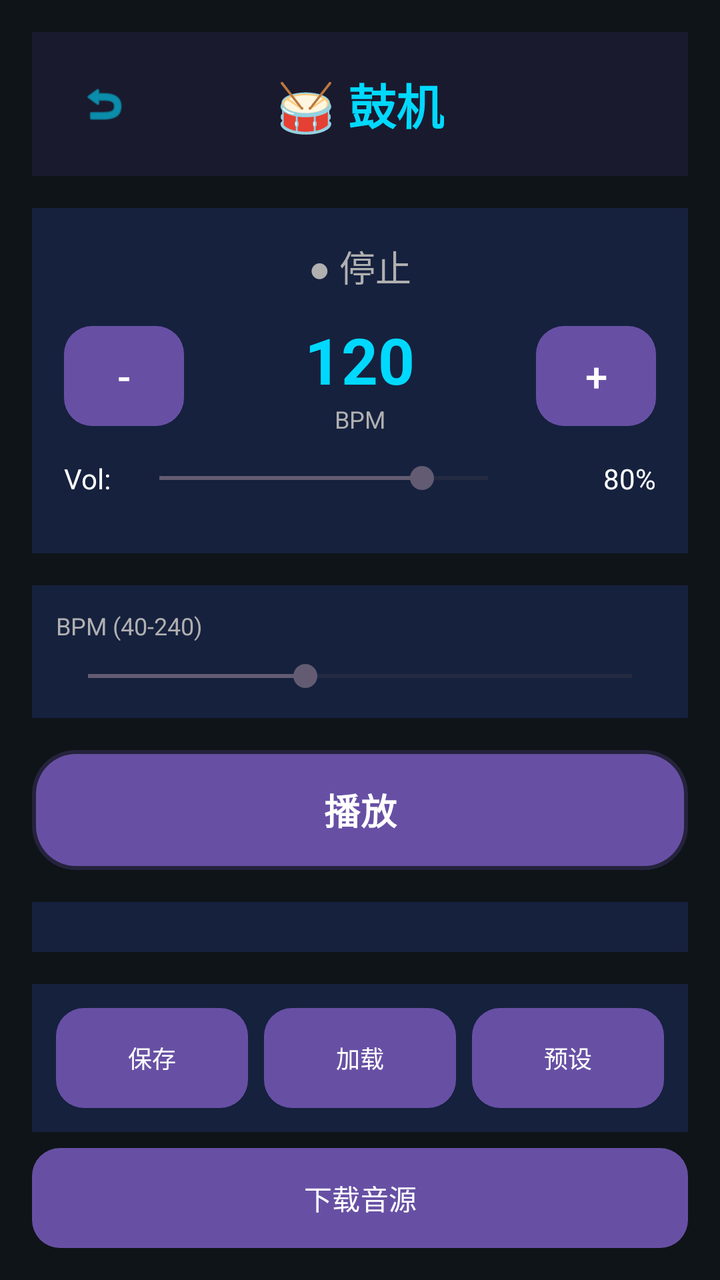
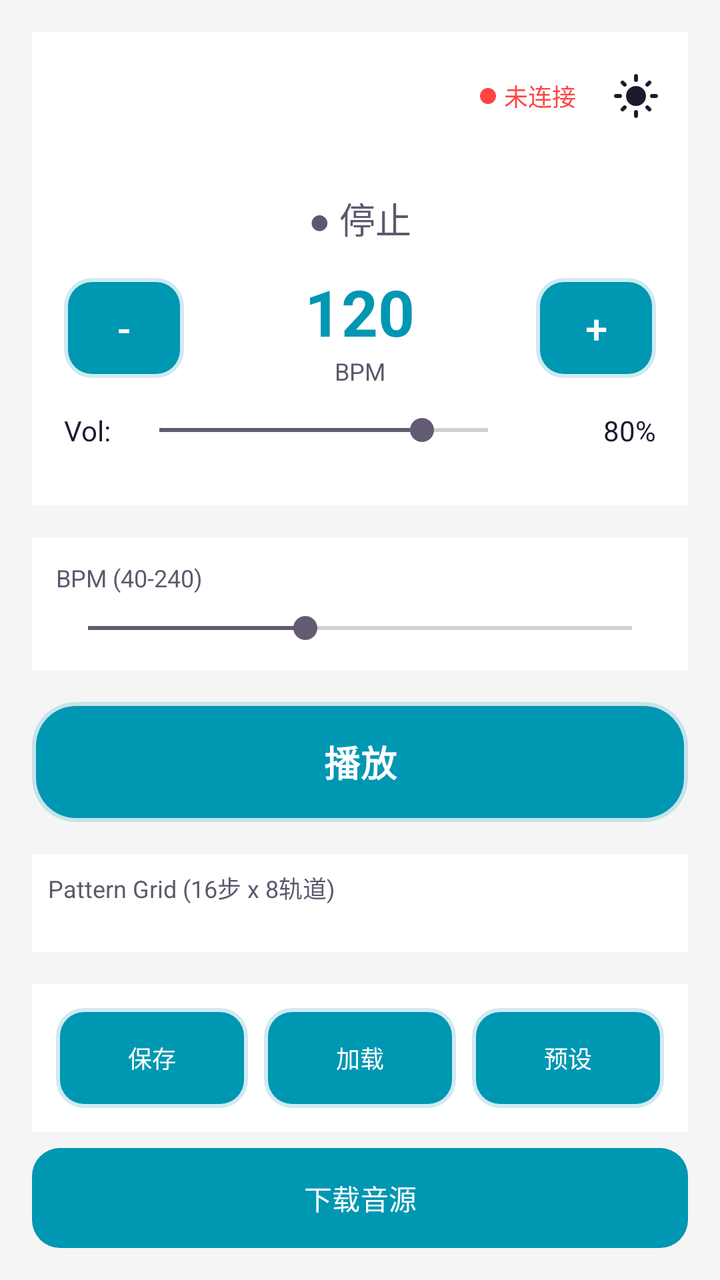

An Android layout rendered at two revisions. The XML below is the earlier revision; the diff shows what the commit changed to produce the second picture.
<!-- AndroidManifest.xml: application theme Theme.MyApplication -->
<!-- res/layout/activity_drum_machine.xml -->
<?xml version="1.0" encoding="utf-8"?>
<LinearLayout xmlns:android="http://schemas.android.com/apk/res/android"
    android:layout_width="match_parent"
    android:layout_height="match_parent"
    android:orientation="vertical"
    android:background="@color/bg_dark"
    android:padding="16dp">

    
    <RelativeLayout
        android:layout_width="match_parent"
        android:layout_height="wrap_content"
        android:background="@color/primary_darker"
        android:padding="16dp"
        android:layout_marginBottom="16dp">

        <ImageButton
            android:id="@+id/btn_back"
            android:layout_width="40dp"
            android:layout_height="40dp"
            android:layout_alignParentStart="true"
            android:layout_centerVertical="true"
            android:background="?attr/selectableItemBackgroundBorderless"
            android:src="@android:drawable/ic_menu_revert"
            android:tint="@color/text_accent"
            android:contentDescription="返回"
            android:scaleType="fitCenter"
            android:padding="8dp" />

        <TextView
            android:layout_width="wrap_content"
            android:layout_height="wrap_content"
            android:layout_centerInParent="true"
            android:text="🥁 鼓机"
            android:textSize="24sp"
            android:textColor="@color/text_accent"
            android:textStyle="bold" />

    </RelativeLayout>

    
    <LinearLayout
        android:layout_width="match_parent"
        android:layout_height="wrap_content"
        android:orientation="vertical"
        android:background="@color/bg_card"
        android:padding="16dp"
        android:layout_marginBottom="16dp"
        android:gravity="center">

        <TextView
            android:id="@+id/tv_drum_status"
            android:layout_width="wrap_content"
            android:layout_height="wrap_content"
            android:text="● 停止"
            android:textSize="18sp"
            android:textColor="@color/text_secondary"
            android:layout_marginBottom="12dp" />

        
        <LinearLayout
            android:layout_width="match_parent"
            android:layout_height="wrap_content"
            android:orientation="horizontal"
            android:gravity="center"
            android:layout_marginBottom="12dp">

            <Button
                android:id="@+id/btn_bpm_minus"
                android:layout_width="60dp"
                android:layout_height="50dp"
                android:text="-"
                android:textSize="20sp"
                android:background="@drawable/button_primary" />

            <LinearLayout
                android:layout_width="0dp"
                android:layout_height="wrap_content"
                android:layout_weight="1"
                android:layout_marginStart="8dp"
                android:layout_marginEnd="8dp"
                android:orientation="vertical"
                android:gravity="center">

                <TextView
                    android:id="@+id/tv_bpm_display"
                    android:layout_width="wrap_content"
                    android:layout_height="wrap_content"
                    android:text="120"
                    android:textSize="32sp"
                    android:textColor="@color/primary_accent"
                    android:textStyle="bold" />

                <TextView
                    android:layout_width="wrap_content"
                    android:layout_height="wrap_content"
                    android:text="BPM"
                    android:textSize="12sp"
                    android:textColor="@color/text_secondary" />

            </LinearLayout>

            <Button
                android:id="@+id/btn_bpm_plus"
                android:layout_width="60dp"
                android:layout_height="50dp"
                android:text="+"
                android:textSize="20sp"
                android:background="@drawable/button_primary" />

        </LinearLayout>

        
        <LinearLayout
            android:layout_width="match_parent"
            android:layout_height="wrap_content"
            android:orientation="horizontal"
            android:gravity="center_vertical"
            android:layout_marginBottom="12dp">

            <TextView
                android:layout_width="wrap_content"
                android:layout_height="wrap_content"
                android:text="Vol:"
                android:textSize="14sp"
                android:textColor="@color/text_primary"
                android:layout_marginEnd="8dp" />

            <SeekBar
                android:id="@+id/seekbar_volume"
                android:layout_width="0dp"
                android:layout_height="wrap_content"
                android:layout_weight="1"
                android:max="100"
                android:progress="80"
                android:layout_marginEnd="8dp" />

            <TextView
                android:id="@+id/tv_volume_display"
                android:layout_width="60dp"
                android:layout_height="wrap_content"
                android:text="80%"
                android:textSize="14sp"
                android:textColor="@color/text_primary"
                android:gravity="end" />

        </LinearLayout>

    </LinearLayout>

    
    <LinearLayout
        android:layout_width="match_parent"
        android:layout_height="wrap_content"
        android:orientation="vertical"
        android:background="@color/bg_card"
        android:padding="12dp"
        android:layout_marginBottom="16dp">

        <TextView
            android:layout_width="wrap_content"
            android:layout_height="wrap_content"
            android:text="BPM (40-240)"
            android:textSize="12sp"
            android:textColor="@color/text_secondary"
            android:layout_marginBottom="8dp" />

        <SeekBar
            android:id="@+id/seekbar_bpm"
            android:layout_width="match_parent"
            android:layout_height="wrap_content"
            android:max="200"
            android:progress="80" />

    </LinearLayout>

    
    <Button
        android:id="@+id/btn_play_stop"
        android:layout_width="match_parent"
        android:layout_height="60dp"
        android:text="播放"
        android:textSize="18sp"
        android:textStyle="bold"
        android:background="@drawable/button_connect"
        android:layout_marginBottom="16dp" />

    
    <LinearLayout
        android:layout_width="match_parent"
        android:layout_height="0dp"
        android:layout_weight="1"
        android:orientation="vertical"
        android:background="@color/bg_card"
        android:padding="8dp"
        android:layout_marginBottom="16dp"
        android:scrollbars="vertical">

        <TextView
            android:layout_width="wrap_content"
            android:layout_height="wrap_content"
            android:text="Pattern Grid (16步 x 8轨道)"
            android:textSize="12sp"
            android:textColor="@color/text_secondary"
            android:layout_marginBottom="8dp" />

        
        <GridLayout
            android:id="@+id/grid_drum_pad"
            android:layout_width="match_parent"
            android:layout_height="match_parent"
            android:columnCount="16"
            android:rowCount="8"
            android:padding="4dp" />

    </LinearLayout>

    
    <LinearLayout
        android:layout_width="match_parent"
        android:layout_height="wrap_content"
        android:orientation="horizontal"
        android:gravity="center"
        android:background="@color/bg_card"
        android:padding="12dp"
        android:layout_marginBottom="8dp">

        <Button
            android:layout_width="0dp"
            android:layout_height="50dp"
            android:layout_weight="1"
            android:text="保存"
            android:textSize="12sp"
            android:background="@drawable/button_primary"
            android:layout_marginEnd="4dp" />

        <Button
            android:layout_width="0dp"
            android:layout_height="50dp"
            android:layout_weight="1"
            android:text="加载"
            android:textSize="12sp"
            android:background="@drawable/button_primary"
            android:layout_marginEnd="4dp"
            android:layout_marginStart="4dp" />

        <Button
            android:layout_width="0dp"
            android:layout_height="50dp"
            android:layout_weight="1"
            android:text="预设"
            android:textSize="12sp"
            android:background="@drawable/button_primary"
            android:layout_marginStart="4dp" />

    </LinearLayout>

    
    <Button
        android:layout_width="match_parent"
        android:layout_height="50dp"
        android:text="下载音源"
        android:textSize="14sp"
        android:background="@drawable/button_secondary" />

</LinearLayout>
<!-- resources referenced by this layout -->
<resources>
  <color name="bg_card">#16213E</color>
  <color name="bg_dark">#0F1419</color>
  <color name="primary_accent">#00D9FF</color>
  <color name="primary_darker">#1A1A2E</color>
  <color name="text_accent">#00D9FF</color>
  <color name="text_primary">#FFFFFF</color>
  <color name="text_secondary">#B0B0B0</color>
  <!-- drawable button_connect (drawable) -->
  <?xml version="1.0" encoding="utf-8"?>
  <selector xmlns:android="http://schemas.android.com/apk/res/android">
      
      <item android:state_enabled="false">
          <layer-list>
              <item>
                  <shape android:shape="rectangle">
                      <solid android:color="#3D3D3D" />
                      <corners android:radius="20dp" />
                  </shape>
              </item>
          </layer-list>
      </item>
      
      
      <item android:state_pressed="true">
          <layer-list>
              <item>
                  <shape android:shape="rectangle">
                      <solid android:color="#008899" />
                      <corners android:radius="20dp" />
                  </shape>
              </item>
          </layer-list>
      </item>
      
      
      <item>
          <layer-list>
              
              <item>
                  <shape android:shape="rectangle">
                      <solid android:color="#4000D9FF" />
                      <corners android:radius="22dp" />
                  </shape>
              </item>
              
              <item android:top="2dp" android:bottom="2dp" android:left="2dp" android:right="2dp">
                  <shape android:shape="rectangle">
                      <gradient
                          android:angle="135"
                          android:startColor="#00D9FF"
                          android:centerColor="#0099CC"
                          android:endColor="#006688"
                          android:type="linear" />
                      <corners android:radius="20dp" />
                  </shape>
              </item>
          </layer-list>
      </item>
  </selector>
  <!-- drawable button_primary: vector/xml drawable (drawable, 2580 chars, omitted) -->
  <!-- drawable button_secondary (drawable) -->
  <?xml version="1.0" encoding="utf-8"?>
  <selector xmlns:android="http://schemas.android.com/apk/res/android">
      
      <item android:state_enabled="false">
          <shape android:shape="rectangle">
              <solid android:color="#303030"/>
              <corners android:radius="12dp"/>
          </shape>
      </item>
      
      
      <item android:state_pressed="true">
          <layer-list>
              <item>
                  <shape android:shape="rectangle">
                      <solid android:color="#00D9FF"/>
                      <corners android:radius="14dp"/>
                  </shape>
              </item>
              <item android:top="2dp" android:left="2dp" android:right="2dp" android:bottom="2dp">
                  <shape android:shape="rectangle">
                      <gradient
                          android:angle="135"
                          android:startColor="#1A4A6A"
                          android:endColor="#0F2940"/>
                      <corners android:radius="12dp"/>
                  </shape>
              </item>
          </layer-list>
      </item>
      
      
      <item>
          <layer-list>
              
              <item>
                  <shape android:shape="rectangle">
                      <solid android:color="#00D9FF"/>
                      <corners android:radius="14dp"/>
                  </shape>
              </item>
              
              <item android:top="3dp" android:left="3dp" android:right="3dp" android:bottom="3dp">
                  <shape android:shape="rectangle">
                      <gradient
                          android:angle="135"
                          android:startColor="#0F3550"
                          android:endColor="#0A1F30"/>
                      <corners android:radius="11dp"/>
                  </shape>
              </item>
          </layer-list>
      </item>
  </selector>
  <style name="Base.Theme.MyApplication" parent="Theme.Material3.DayNight.NoActionBar">
          
          
      </style>
  <!-- unchanged entries left out for length: 1 -->
</resources>

<!-- the commit's change to res/layout/activity_drum_machine.xml (unified diff, before → after) -->
@@ -7,36 +7,7 @@
     android:padding="16dp">
 
     
-    <RelativeLayout
-        android:layout_width="match_parent"
-        android:layout_height="wrap_content"
-        android:background="@color/primary_darker"
-        android:padding="16dp"
-        android:layout_marginBottom="16dp">
-
-        <ImageButton
-            android:id="@+id/btn_back"
-            android:layout_width="40dp"
-            android:layout_height="40dp"
-            android:layout_alignParentStart="true"
-            android:layout_centerVertical="true"
-            android:background="?attr/selectableItemBackgroundBorderless"
-            android:src="@android:drawable/ic_menu_revert"
-            android:tint="@color/text_accent"
-            android:contentDescription="返回"
-            android:scaleType="fitCenter"
-            android:padding="8dp" />
-
-        <TextView
-            android:layout_width="wrap_content"
-            android:layout_height="wrap_content"
-            android:layout_centerInParent="true"
-            android:text="🥁 鼓机"
-            android:textSize="24sp"
-            android:textColor="@color/text_accent"
-            android:textStyle="bold" />
-
-    </RelativeLayout>
+    <include layout="@layout/include_base_toolbar" />
 
     
     <LinearLayout
@@ -264,3 +235,79 @@
         android:background="@drawable/button_secondary" />
 
 </LinearLayout>
+<!-- res/layout/include_base_toolbar.xml (included above) -->
+<?xml version="1.0" encoding="utf-8"?>
+<androidx.appcompat.widget.Toolbar
+    xmlns:android="http://schemas.android.com/apk/res/android"
+    xmlns:app="http://schemas.android.com/apk/res-auto"
+    android:id="@+id/base_toolbar"
+    android:layout_width="match_parent"
+    android:layout_height="?attr/actionBarSize"
+    android:background="?attr/colorSurface"
+    android:elevation="4dp"
+    app:contentInsetStartWithNavigation="0dp"
+    app:contentInsetStart="0dp">
+
+    <LinearLayout
+        android:layout_width="match_parent"
+        android:layout_height="match_parent"
+        android:orientation="horizontal"
+        android:gravity="center_vertical"
+        android:paddingStart="4dp"
+        android:paddingEnd="8dp">
+
+        
+        <ImageButton
+            android:id="@+id/btn_toolbar_back"
+            android:layout_width="40dp"
+            android:layout_height="40dp"
+            android:background="?attr/selectableItemBackgroundBorderless"
+            android:src="@drawable/ic_arrow_back"
+            android:scaleType="centerInside"
+            android:contentDescription="返回"
+            android:visibility="gone"
+            app:tint="?attr/colorOnSurface" />
+
+        
+        <TextView
+            android:id="@+id/tv_toolbar_title"
+            android:layout_width="0dp"
+            android:layout_height="wrap_content"
+            android:layout_weight="1"
+            android:layout_marginStart="8dp"
+            android:textSize="18sp"
+            android:textStyle="bold"
+            android:textColor="?attr/colorOnSurface"
+            android:singleLine="true"
+            android:ellipsize="end" />
+
+        
+        <View
+            android:id="@+id/ble_status_dot"
+            android:layout_width="8dp"
+            android:layout_height="8dp"
+            android:layout_marginEnd="4dp"
+            android:background="@drawable/ble_status_dot" />
+
+        <TextView
+            android:id="@+id/tv_ble_status"
+            android:layout_width="wrap_content"
+            android:layout_height="wrap_content"
+            android:text="未连接"
+            android:textSize="12sp"
+            android:textColor="@color/status_disconnected"
+            android:layout_marginEnd="12dp" />
+
+        
+        <ImageButton
+            android:id="@+id/btn_theme_toggle"
+            android:layout_width="36dp"
+            android:layout_height="36dp"
+            android:background="?attr/selectableItemBackgroundBorderless"
+            android:src="@drawable/ic_theme_sun"
+            android:scaleType="centerInside"
+            android:contentDescription="切换主题"
+            app:tint="?attr/colorOnSurface" />
+
+    </LinearLayout>
+</androidx.appcompat.widget.Toolbar>
<!-- resource entries referenced after the edit -->
@@ -1,12 +1,18 @@
 <!-- resources referenced by this layout -->
 <resources>
-  <color name="bg_card">#16213E</color>
-  <color name="bg_dark">#0F1419</color>
-  <color name="primary_accent">#00D9FF</color>
-  <color name="primary_darker">#1A1A2E</color>
-  <color name="text_accent">#00D9FF</color>
-  <color name="text_primary">#FFFFFF</color>
-  <color name="text_secondary">#B0B0B0</color>
+  <color name="bg_card">#FFFFFF</color>
+  <color name="bg_dark">#F5F5F5</color>
+  <color name="primary_accent">#0097B2</color>
+  <color name="status_disconnected">#FF4444</color>
+  <color name="text_primary">#1A1A2E</color>
+  <color name="text_secondary">#5A5A6E</color>
+  <!-- drawable ble_status_dot (drawable) -->
+  <?xml version="1.0" encoding="utf-8"?>
+  <shape xmlns:android="http://schemas.android.com/apk/res/android"
+      android:shape="oval">
+      <solid android:color="@color/status_disconnected" />
+      <size android:width="8dp" android:height="8dp" />
+  </shape>
   <!-- drawable button_connect (drawable) -->
   <?xml version="1.0" encoding="utf-8"?>
   <selector xmlns:android="http://schemas.android.com/apk/res/android">
@@ -15,7 +21,7 @@
           <layer-list>
               <item>
                   <shape android:shape="rectangle">
-                      <solid android:color="#3D3D3D" />
+                      <solid android:color="#C0C0C0" />
                       <corners android:radius="20dp" />
                   </shape>
               </item>
@@ -27,7 +33,7 @@
           <layer-list>
               <item>
                   <shape android:shape="rectangle">
-                      <solid android:color="#008899" />
+                      <solid android:color="#007A90" />
                       <corners android:radius="20dp" />
                   </shape>
               </item>
@@ -40,7 +46,7 @@
               
               <item>
                   <shape android:shape="rectangle">
-                      <solid android:color="#4000D9FF" />
+                      <solid android:color="#300097B2" />
                       <corners android:radius="22dp" />
                   </shape>
               </item>
@@ -49,9 +55,9 @@
                   <shape android:shape="rectangle">
                       <gradient
                           android:angle="135"
-                          android:startColor="#00D9FF"
-                          android:centerColor="#0099CC"
-                          android:endColor="#006688"
+                          android:startColor="#0097B2"
+                          android:centerColor="#0088A0"
+                          android:endColor="#007090"
                           android:type="linear" />
                       <corners android:radius="20dp" />
                   </shape>
@@ -59,14 +65,13 @@
           </layer-list>
       </item>
   </selector>
-  <!-- drawable button_primary: vector/xml drawable (drawable, 2580 chars, omitted) -->
-  <!-- drawable button_secondary (drawable) -->
+  <!-- drawable button_primary (drawable) -->
   <?xml version="1.0" encoding="utf-8"?>
   <selector xmlns:android="http://schemas.android.com/apk/res/android">
       
       <item android:state_enabled="false">
           <shape android:shape="rectangle">
-              <solid android:color="#303030"/>
+              <solid android:color="#C0C0C0"/>
               <corners android:radius="12dp"/>
           </shape>
       </item>
@@ -76,7 +81,7 @@
           <layer-list>
               <item>
                   <shape android:shape="rectangle">
-                      <solid android:color="#00D9FF"/>
+                      <solid android:color="#00A366"/>
                       <corners android:radius="14dp"/>
                   </shape>
               </item>
@@ -84,8 +89,9 @@
                   <shape android:shape="rectangle">
                       <gradient
                           android:angle="135"
-                          android:startColor="#1A4A6A"
-                          android:endColor="#0F2940"/>
+                          android:startColor="#0097B2"
+                          android:centerColor="#0088A0"
+                          android:endColor="#007090"/>
                       <corners android:radius="12dp"/>
                   </shape>
               </item>
@@ -98,7 +104,63 @@
               
               <item>
                   <shape android:shape="rectangle">
-                      <solid android:color="#00D9FF"/>
+                      <solid android:color="#300097B2"/>
+                      <corners android:radius="14dp"/>
+                  </shape>
+              </item>
+              
+              <item android:top="2dp" android:left="2dp" android:right="2dp" android:bottom="2dp">
+                  <shape android:shape="rectangle">
+                      <gradient
+                          android:angle="135"
+                          android:startColor="#0097B2"
+                          android:centerColor="#0088A0"
+                          android:endColor="#007090"/>
+                      <corners android:radius="12dp"/>
+                  </shape>
+              </item>
+          </layer-list>
+      </item>
+  </selector>
+  <!-- drawable button_secondary (drawable) -->
+  <?xml version="1.0" encoding="utf-8"?>
+  <selector xmlns:android="http://schemas.android.com/apk/res/android">
+      
+      <item android:state_enabled="false">
+          <shape android:shape="rectangle">
+              <solid android:color="#C0C0C0"/>
+              <corners android:radius="12dp"/>
+          </shape>
+      </item>
+      
+      
+      <item android:state_pressed="true">
+          <layer-list>
+              <item>
+                  <shape android:shape="rectangle">
+                      <solid android:color="#0097B2"/>
+                      <corners android:radius="14dp"/>
+                  </shape>
+              </item>
+              <item android:top="2dp" android:left="2dp" android:right="2dp" android:bottom="2dp">
+                  <shape android:shape="rectangle">
+                      <gradient
+                          android:angle="135"
+                          android:startColor="#D0D8E8"
+                          android:endColor="#C0C8D8"/>
+                      <corners android:radius="12dp"/>
+                  </shape>
+              </item>
+          </layer-list>
+      </item>
+      
+      
+      <item>
+          <layer-list>
+              
+              <item>
+                  <shape android:shape="rectangle">
+                      <solid android:color="#0097B2"/>
                       <corners android:radius="14dp"/>
                   </shape>
               </item>
@@ -107,18 +169,48 @@
                   <shape android:shape="rectangle">
                       <gradient
                           android:angle="135"
-                          android:startColor="#0F3550"
-                          android:endColor="#0A1F30"/>
+                          android:startColor="#E8EDF5"
+                          android:endColor="#DCE2EE"/>
                       <corners android:radius="11dp"/>
                   </shape>
               </item>
           </layer-list>
       </item>
   </selector>
+  <!-- drawable ic_arrow_back (drawable) -->
+  <vector xmlns:android="http://schemas.android.com/apk/res/android"
+      android:width="24dp"
+      android:height="24dp"
+      android:viewportWidth="24"
+      android:viewportHeight="24">
+      
+      <path
+          android:fillColor="#FFFFFF"
+          android:pathData="M20,11H7.83l5.59,-5.59L12,4l-8,8 8,8 1.41,-1.41L7.83,13H20v-2z" />
+  </vector>
+  <!-- drawable ic_theme_sun (drawable) -->
+  <vector xmlns:android="http://schemas.android.com/apk/res/android"
+      android:width="24dp"
+      android:height="24dp"
+      android:viewportWidth="24"
+      android:viewportHeight="24">
+      
+      <path
+          android:fillColor="#FFFFFF"
+          android:pathData="M12,7c-2.76,0 -5,2.24 -5,5s2.24,5 5,5 5,-2.24 5,-5 -2.24,-5 -5,-5zM2,13h2c0.55,0 1,-0.45 1,-1s-0.45,-1 -1,-1H2c-0.55,0 -1,0.45 -1,1s0.45,1 1,1zM20,13h2c0.55,0 1,-0.45 1,-1s-0.45,-1 -1,-1h-2c-0.55,0 -1,0.45 -1,1s0.45,1 1,1zM11,2v2c0,0.55 0.45,1 1,1s1,-0.45 1,-1V2c0,-0.55 -0.45,-1 -1,-1s-1,0.45 -1,1zM11,20v2c0,0.55 0.45,1 1,1s1,-0.45 1,-1v-2c0,-0.55 -0.45,-1 -1,-1s-1,0.45 -1,1zM5.99,4.58c-0.39,-0.39 -1.03,-0.39 -1.41,0 -0.39,0.39 -0.39,1.03 0,1.41l1.06,1.06c0.39,0.39 1.03,0.39 1.41,0s0.39,-1.03 0,-1.41L5.99,4.58zM18.36,16.95c-0.39,-0.39 -1.03,-0.39 -1.41,0 -0.39,0.39 -0.39,1.03 0,1.41l1.06,1.06c0.39,0.39 1.03,0.39 1.41,0 0.39,-0.39 0.39,-1.03 0,-1.41l-1.06,-1.06zM19.42,5.99c0.39,-0.39 0.39,-1.03 0,-1.41 -0.39,-0.39 -1.03,-0.39 -1.41,0l-1.06,1.06c-0.39,0.39 -0.39,1.03 0,1.41s1.03,0.39 1.41,0l1.06,-1.06zM7.05,18.36c0.39,-0.39 0.39,-1.03 0,-1.41 -0.39,-0.39 -1.03,-0.39 -1.41,0l-1.06,1.06c-0.39,0.39 -0.39,1.03 0,1.41s1.03,0.39 1.41,0l1.06,-1.06z" />
+  </vector>
   <style name="Base.Theme.MyApplication" parent="Theme.Material3.DayNight.NoActionBar">
-          
-          
+          <item name="colorPrimary">@color/primary_accent</item>
+          <item name="colorOnPrimary">@color/white</item>
+          <item name="colorSurface">@color/surface_color</item>
+          <item name="colorOnSurface">@color/on_surface_color</item>
+          <item name="android:colorBackground">@color/bg_dark</item>
+          <item name="android:statusBarColor">@color/toolbar_bg</item>
       </style>
+  <color name="white">#FFFFFFFF</color>
+  <color name="surface_color">#FFFFFF</color>
+  <color name="on_surface_color">#1A1A2E</color>
+  <color name="toolbar_bg">#FFFFFF</color>
   <!-- unchanged entries left out for length: 1 -->
 </resources>
 
